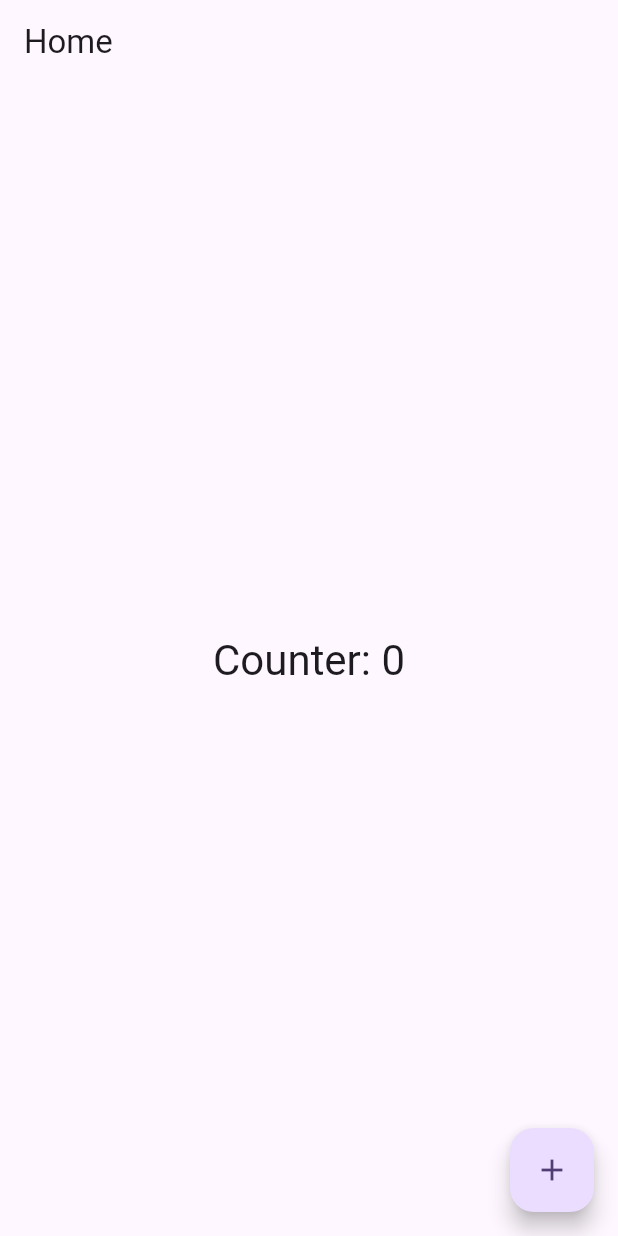
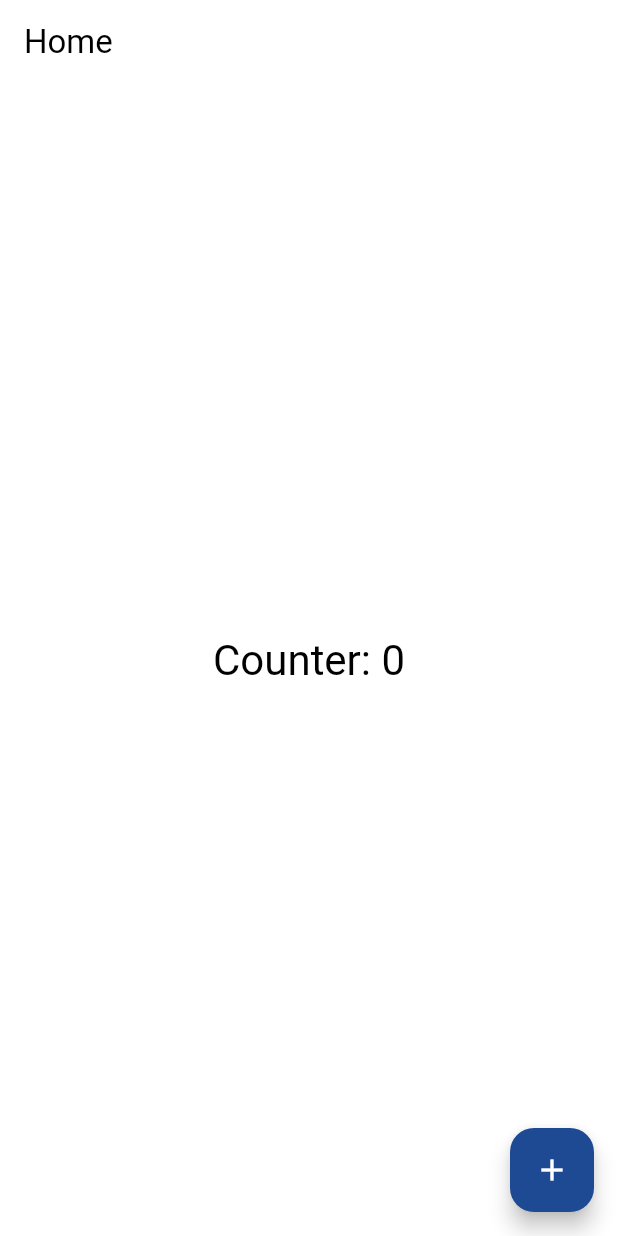
Before and after one commit to Diinsaalow/just-lecture-attendance, a Flutter app: the screen it shows after launch, on a phone screen of 412 x 824 dp. Run offline on Flutter 3.47's test engine with Material 3 defaults, Android fonts, the phone set to English and light mode, and no system bars; our stand-ins replace get.

Commit message:
Updated app theme to use custom AppTheme instead of default ThemeData in main.dart

```diff
--- /dev/null
+++ b/mobile/lib/core/theme/app_theme.dart
@@ -0,0 +1,18 @@
+import 'package:flutter/material.dart';
+import 'package:mobile/core/values/app_colors.dart';
+
+class AppTheme {
+  AppTheme._();
+
+  static ThemeData get lightTheme {
+    final colorScheme = const ColorScheme.light(
+      primary: AppColors.primary,
+      secondary: AppColors.secondary,
+    );
+
+    return ThemeData(
+      useMaterial3: true,
+      colorScheme: colorScheme,
+    );
+  }
+}
--- /dev/null
+++ b/mobile/lib/core/values/app_colors.dart
@@ -0,0 +1,11 @@
+import 'package:flutter/material.dart';
+
+class AppColors {
+  AppColors._();
+
+  /// Primary: #1e4a93
+  static const Color primary = Color(0xFF1E4A93);
+
+  /// Secondary: #16b367
+  static const Color secondary = Color(0xFF16B367);
+}
--- a/mobile/lib/main.dart
+++ b/mobile/lib/main.dart
@@ -1,6 +1,7 @@
 import 'package:flutter/material.dart';
 import 'package:get/get.dart';
 import 'package:mobile/bindings/initial_binding.dart';
+import 'package:mobile/core/theme/app_theme.dart';
 import 'package:mobile/routes/routes.dart';
 
 void main() {
@@ -15,9 +16,7 @@ class MyApp extends StatelessWidget {
   Widget build(BuildContext context) {
     return GetMaterialApp(
       title: 'Lecture Attendance',
-      theme: ThemeData(
-        colorScheme: ColorScheme.fromSeed(seedColor: Colors.deepPurple),
-      ),
+      theme: AppTheme.lightTheme,
       initialBinding: InitialBinding(),
       initialRoute: Routes.home,
       getPages: Routes.pages,
```
